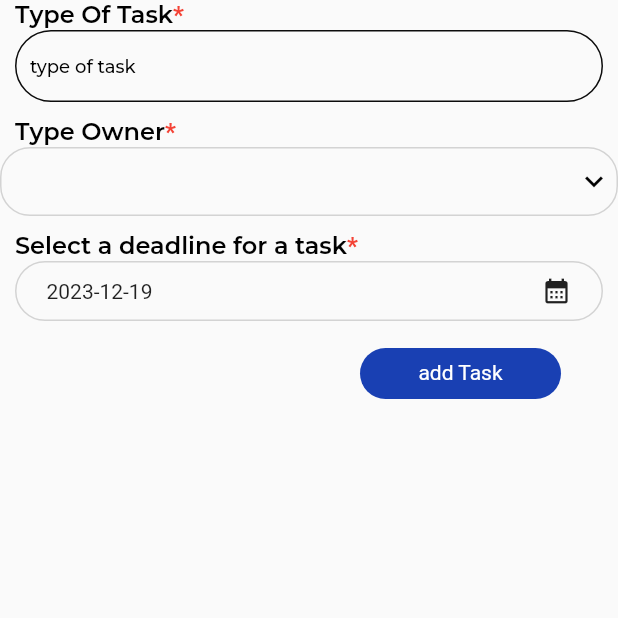
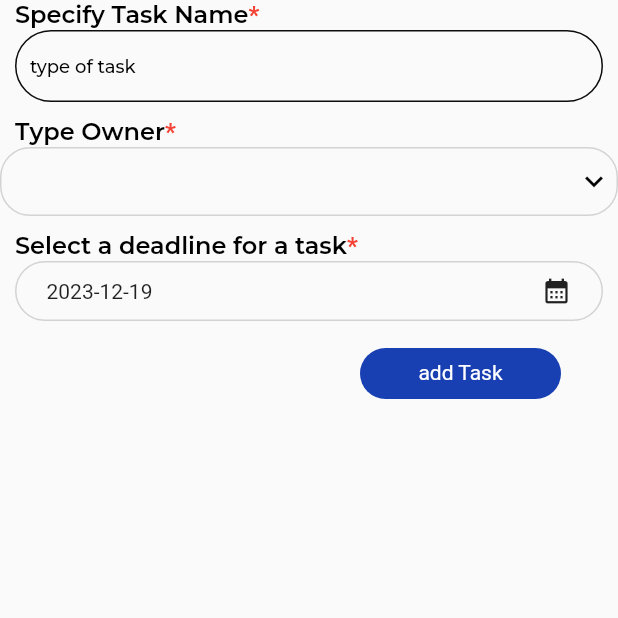
Before and after one commit to Adityamishra1234/MeetingModule, a Flutter app: the AssignTo screen opened directly, on a phone screen of 412 x 824 dp, the top half of it. Run offline on Flutter 3.47's test engine with Material 3 defaults, Android fonts, the phone set to English and light mode, and no system bars; drawn by our look-alikes of auto_size_text; our stand-ins replace bloc, cached_network_image, connectivity_plus, dropdown_button2, equatable, file_picker and 20 more; missing offline and left inert: cached_network_svg_image, configurable_expansion_tile_null_safety, flutter_animated_dialog, flutter_quill, flutter_splash_screen, nice_loading_button and 2 more; accounts and stored records are empty; network calls fail; statements that could not run were skipped; project files that could hold a hidden picture were left out.

Commit message:
latest_build_final_1.1

```diff
--- a/lib/ui/screens/assign_to_view.dart
+++ b/lib/ui/screens/assign_to_view.dart
@@ -44,7 +44,7 @@ class AssignToView extends StatelessWidget {
               Padding(
                 padding: const EdgeInsets.only(bottom: 8),
                 child: CustomAutoSizeTextMontserrat(
-                  text: "Type Of Task",
+                  text: "Specify Task Name",
                   mandatory: true,
                   fontSize: 14,
                   fontWeight: FontWeight.w500,
--- a/lib/ui/screens/assign_to_view_dasboard.dart
+++ b/lib/ui/screens/assign_to_view_dasboard.dart
@@ -68,7 +68,7 @@ class _AssignToView2State extends State<AssignToView2> {
                         Padding(
                           padding: const EdgeInsets.only(bottom: 8),
                           child: CustomAutoSizeTextMontserrat(
-                            text: "Type Of Task",
+                            text: "Specify Task Name",
                             mandatory: true,
                             fontSize: 14,
                             fontWeight: FontWeight.w500,
--- a/lib/ui/screens/create_new_meeting2.dart
+++ b/lib/ui/screens/create_new_meeting2.dart
@@ -2492,7 +2492,7 @@ class CreateNewMeeting2 extends StatelessWidget {
                     child: Align(
                       alignment: AlignmentDirectional.topStart,
                       child: CustomAutoSizeTextMontserrat(
-                        text: "Select target Audience Type",
+                        text: "Select target Audience type",
                         fontSize: 14,
                         fontWeight: FontWeight.w500,
                       ),
--- a/lib/ui/screens/meeting_details.dart
+++ b/lib/ui/screens/meeting_details.dart
@@ -1022,7 +1022,7 @@ class _MeetingDetailsState extends State<MeetingDetails> {
                             const SizedBox(
                               height: 5,
                             ),
-                            SizedBox(
+                            const SizedBox(
                               height: 8,
                             ),
 
--- a/lib/widget/assignTo.dart
+++ b/lib/widget/assignTo.dart
@@ -22,7 +22,7 @@ class AssignTo extends StatelessWidget {
             Padding(
               padding: const EdgeInsets.only(left: 10),
               child: CustomAutoSizeTextMontserrat(
-                text: "Type Of Task",
+                text: "Specify Task Name",
                 mandatory: true,
               ),
             ),
```
Also changed, not shown: lib/main.dart (+5 -4 lines), assets/images/loading1.gif.
